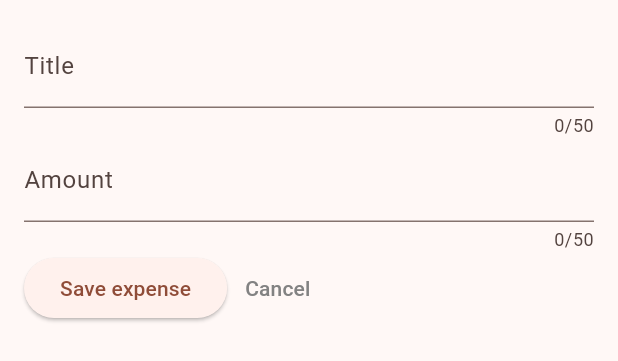
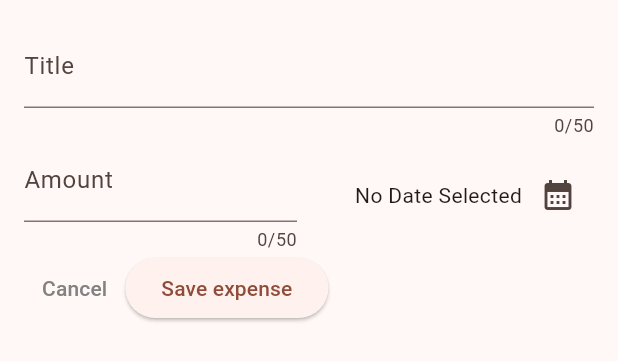
Before and after one commit to tessceciliaj/expense_tracker, a Flutter app: the NewExpense widget shown alone on an empty page, opened directly, on a phone screen of 412 x 824 dp. Shown: the top 361 px of the screen. Run offline on Flutter 3.47's test engine with Material 3 defaults, Android fonts, the phone set to English and light mode, and no system bars.

Commit message:
Create date picker elements and functionality in new_expense.dart.

```diff
--- a/lib/widgets/new_expense.dart
+++ b/lib/widgets/new_expense.dart
@@ -1,4 +1,6 @@
 import 'package:flutter/material.dart';
+import 'package:intl/intl.dart';
+import 'package:expense_tracker/models/expense.dart';
 
 class NewExpense extends StatefulWidget {
   const NewExpense({super.key});
@@ -11,6 +13,23 @@ class _NewExpenseState extends State<NewExpense> {
   //create controller
   final _titleController = TextEditingController();
   final _amountController = TextEditingController();
+  // Create a variable of type date time or null.
+  DateTime? _selectedDate;
+
+  void _presentDatePicker() async {
+    final now = DateTime.now();
+    final firstDate = DateTime(now.year - 1, now.month, now.day);
+    // buildt in future object in flutter
+    final pickedDate = await showDatePicker(
+      context: context,
+      initialDate: now,
+      firstDate: firstDate,
+      lastDate: now,
+    );
+    setState(() {
+      _selectedDate = pickedDate;
+    });
+  }
 
   @override
   //Dispose controller after use, flutter automatically handles this
@@ -33,7 +52,10 @@ class _NewExpenseState extends State<NewExpense> {
               label: Text('Title'),
             ),
           ),
-          TextField(
+          Row(
+            children: [
+              Expanded(
+                child: TextField(
                   controller: _amountController,
                   maxLength: 50,
                   keyboardType: TextInputType.number,
@@ -42,8 +64,40 @@ class _NewExpenseState extends State<NewExpense> {
                     label: Text('Amount'),
                   ),
                 ),
+              ),
+              const SizedBox(width: 16),
+              Expanded(
+                child: Row(
+                  mainAxisAlignment: MainAxisAlignment.end,
+                  crossAxisAlignment: CrossAxisAlignment.center,
+                  children: [
+                    // The exlamationmark after the variable tells dart that this value will never be null
+                    Text(
+                      _selectedDate == null
+                          ? 'No Date Selected'
+                          : formatter.format(_selectedDate!),
+                    ),
+                    IconButton(
+                      onPressed: _presentDatePicker,
+                      icon: const Icon(Icons.calendar_month),
+                    ),
+                  ],
+                ),
+              ),
+            ],
+          ),
           Row(
             children: [
+              TextButton(
+                onPressed: () {
+                  // inbuild flutter function to close the overlay
+                  Navigator.pop(context);
+                },
+                child: const Text(
+                  'Cancel',
+                  style: TextStyle(color: Color.fromARGB(255, 130, 130, 130)),
+                ),
+              ),
               ElevatedButton(
                 onPressed: () {
                   print(_titleController.text);
@@ -51,13 +105,6 @@ class _NewExpenseState extends State<NewExpense> {
                 },
                 child: const Text('Save expense'),
               ),
-              TextButton(
-                onPressed: () {},
-                child: const Text(
-                  'Cancel',
-                  style: TextStyle(color: Color.fromARGB(255, 130, 130, 130)),
-                ),
-              )
             ],
           )
         ],
```
Lines whose indentation alone changed are shown as unchanged.
